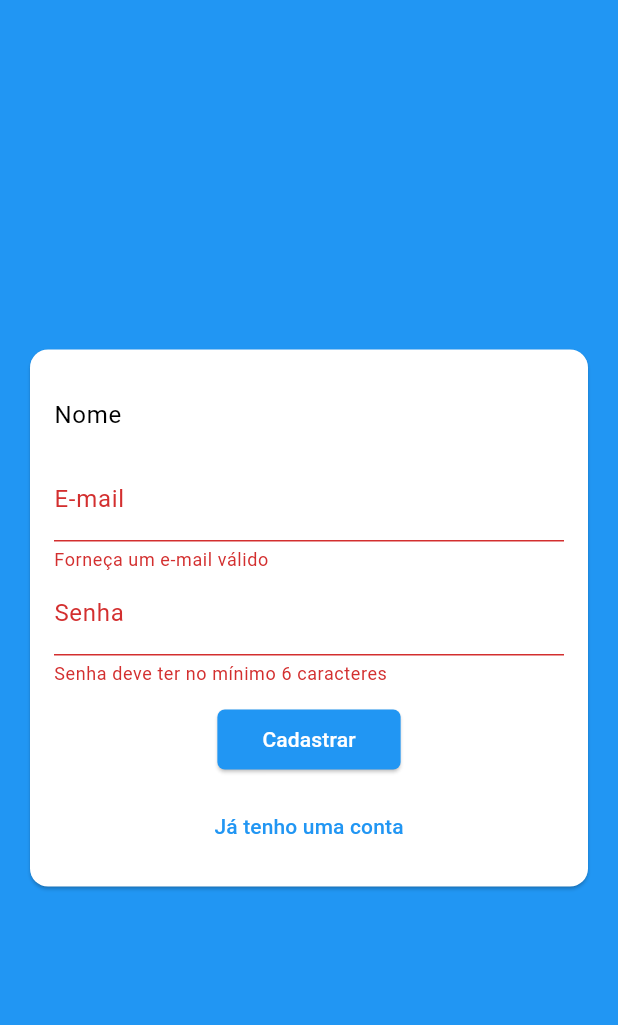
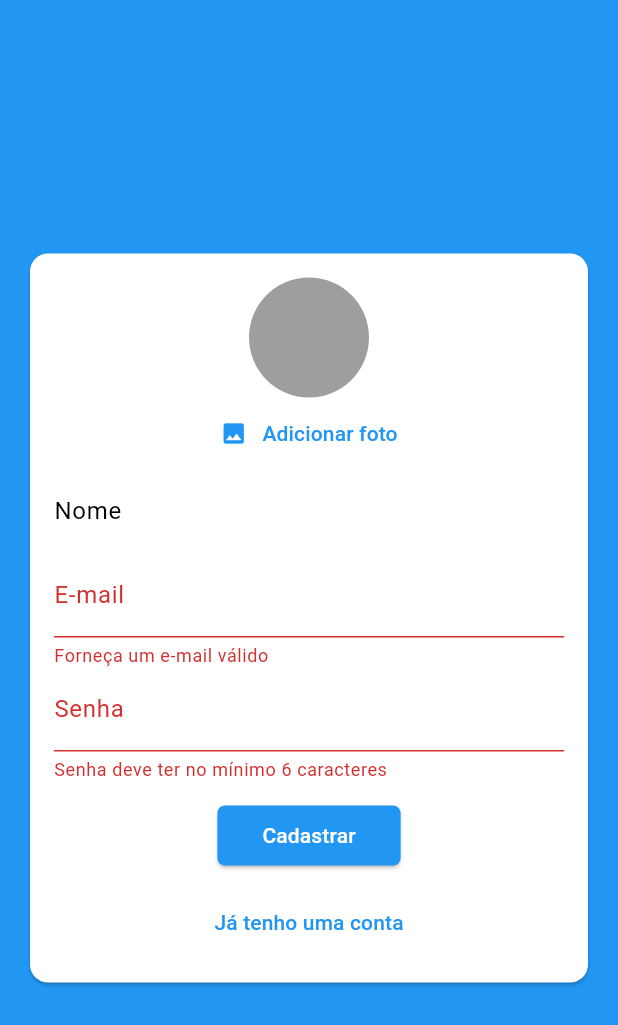
Before and after one commit to LeonardoJaques/chat_flutter, a Flutter app: the screen it shows after launch, after a tap on "Entrar", after a tap on "Criar uma nova conta", on a phone screen of 412 x 824 dp. Shown: the top 1025 px of the screen. Run offline on Flutter 3.47's test engine with Material 2 defaults, Android fonts, the phone set to English and light mode, and no system bars; our stand-ins replace image_picker.

Commit message:
feat: add component imagep_icker

```diff
--- a/lib/components/auth_form.dart
+++ b/lib/components/auth_form.dart
@@ -1,3 +1,6 @@
+import 'dart:io';
+
+import 'package:chat_flutter/components/user_image_picker.dart';
 import 'package:chat_flutter/model/auth_form_data.dart';
 import 'package:flutter/material.dart';
 
@@ -13,10 +16,26 @@ class AuthForm extends StatefulWidget {
 class _AuthFormState extends State<AuthForm> {
   final _formkey = GlobalKey<FormState>();
   final _formData = AuthFormData();
+  void _handleImagePick(File image) {
+    _formData.image = image;
+  }
+
+  void _showError(String message) {
+    ScaffoldMessenger.of(context).showSnackBar(
+      SnackBar(
+        content: Text(message),
+        backgroundColor: Theme.of(context).colorScheme.error,
+      ),
+    );
+  }
 
   void _submit() {
     final isValid = _formkey.currentState?.validate() ?? false;
     if (!isValid) return;
+    if (_formData.image == null && _formData.isSignup) {
+      _showError('A foto é obrigatória');
+      return;
+    }
 
     widget.onSubmit(_formData);
   }
@@ -31,6 +50,10 @@ class _AuthFormState extends State<AuthForm> {
           key: _formkey,
           child: Column(
             children: [
+              if (_formData.isSignup)
+                UserImagePicker(
+                  onImagePick: _handleImagePick,
+                ),
               if (_formData.isSignup)
                 TextFormField(
                   key: const ValueKey('name'),
--- /dev/null
+++ b/lib/components/user_image_picker.dart
@@ -0,0 +1,56 @@
+import 'dart:io';
+
+import 'package:flutter/material.dart';
+import 'package:image_picker/image_picker.dart';
+
+class UserImagePicker extends StatefulWidget {
+  const UserImagePicker({super.key, required this.onImagePick});
+  final void Function(File image) onImagePick;
+
+  @override
+  State<UserImagePicker> createState() => _UserImagePickerState();
+}
+
+class _UserImagePickerState extends State<UserImagePicker> {
+  File? _image;
+
+  Future<void> _pickImage() async {
+    final picker = ImagePicker();
+    final pickedImage = await picker.pickImage(
+      source: Platform.isIOS ? ImageSource.gallery : ImageSource.camera,
+      imageQuality: 50,
+      maxWidth: 150,
+    );
+    if (pickedImage != null) {
+      setState(() => _image = File(pickedImage.path));
+      widget.onImagePick(_image!);
+    }
+  }
+
+  @override
+  Widget build(BuildContext context) {
+    return Column(
+      children: [
+        CircleAvatar(
+          radius: 40,
+          backgroundColor: Colors.grey,
+          backgroundImage: _image != null ? FileImage(_image!) : null,
+        ),
+        TextButton(
+          onPressed: _pickImage,
+          child: Row(
+            mainAxisAlignment: MainAxisAlignment.center,
+            children: [
+              Icon(
+                Icons.image,
+                color: Theme.of(context).colorScheme.primary,
+              ),
+              const SizedBox(width: 10),
+              const Text('Adicionar foto'),
+            ],
+          ),
+        )
+      ],
+    );
+  }
+}
```
Also changed, not shown: pubspec.yaml (+3 -4 lines), pubspec.lock.
